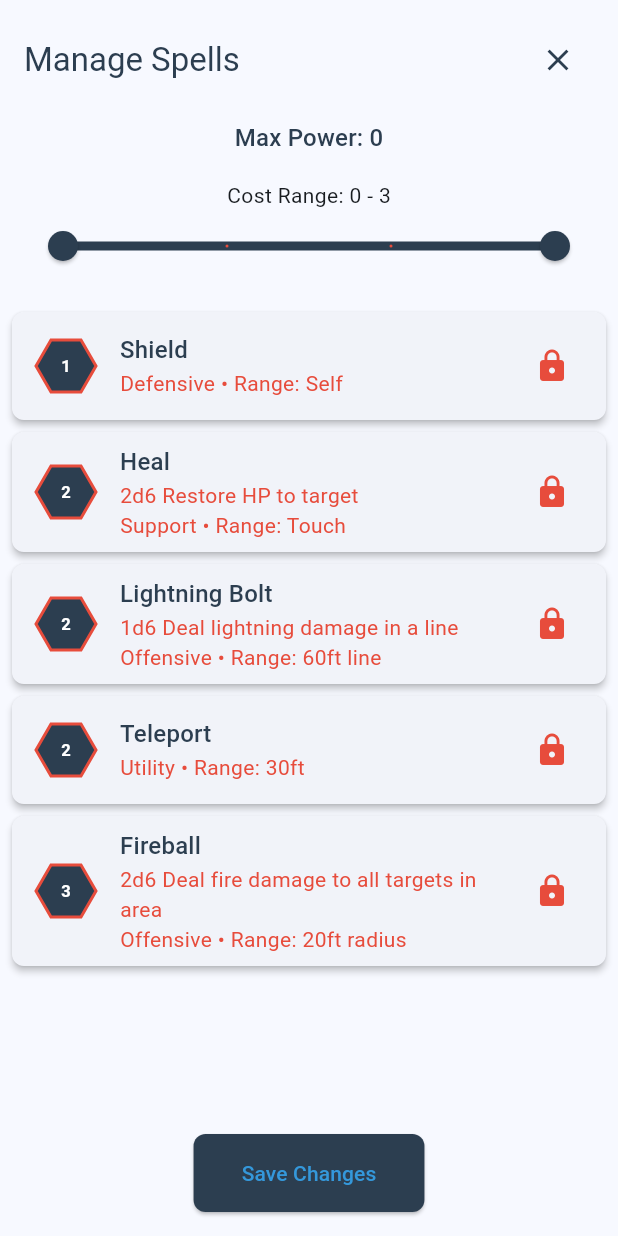
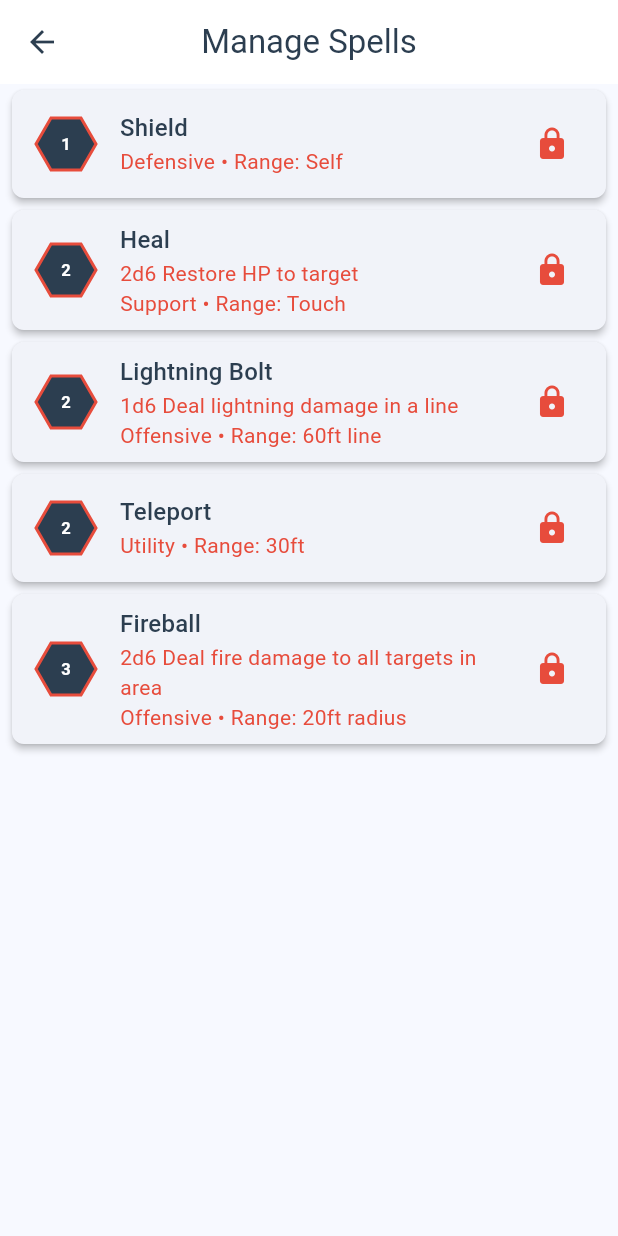
Before and after one commit to remideboer/titterpig, a Flutter app: the SpellSelectionScreen screen opened directly with empty values, on a phone screen of 412 x 824 dp. Run offline on Flutter 3.47's test engine with Material 3 defaults, Android fonts, the phone set to English and light mode, and no system bars; our stand-ins replace flutter_svg, shared_preferences; accounts and stored records are empty; network calls fail.

Commit message:
fix: improve spell list synchronization and persistence
               - Add onSpellsChanged callback to SpellSelectionScreen for real-time updates
               - Update character's spell list immediately when spells are added/removed
               - Fix state update during build phase by moving _loadSpells to post-frame callback
               - Remove save button and manual persistence in favor of automatic updates
               - Ensure character sheet and spell selection screen stay in sync

               The changes ensure that spell selections are immediately reflected in both
               the character sheet and spell selection screen, with proper state management
               and persistence.

```diff
--- a/lib/screens/spell_selection_screen.dart
+++ b/lib/screens/spell_selection_screen.dart
@@ -11,11 +11,13 @@ import 'spell_detail_screen.dart';
 class SpellSelectionScreen extends StatefulWidget {
   final List<Spell> selectedSpells;
   final Character character;
+  final Function(List<Spell>)? onSpellsChanged;
 
   const SpellSelectionScreen({
     super.key,
     required this.selectedSpells,
     required this.character,
+    this.onSpellsChanged,
   });
 
   @override
@@ -24,6 +26,7 @@ class SpellSelectionScreen extends StatefulWidget {
 
 class _SpellSelectionScreenState extends State<SpellSelectionScreen> {
   late List<Spell> _selectedSpells;
+  late Character _character;
   final LocalCharacterRepository _repository = LocalCharacterRepository();
   List<Spell> _availableSpells = [];
   bool _isLoading = true;
@@ -35,13 +38,19 @@ class _SpellSelectionScreenState extends State<SpellSelectionScreen> {
   void initState() {
     super.initState();
     _selectedSpells = List.from(widget.selectedSpells);
+    _character = widget.character;
     _searchController.addListener(_onSearchChanged);
+
+    // Schedule _loadSpells to run after the build is complete
+    WidgetsBinding.instance.addPostFrameCallback((_) {
+      _loadSpells();
+    });
   }
 
   @override
   void didChangeDependencies() {
     super.didChangeDependencies();
-    _loadSpells();
+    // Remove _loadSpells from here
   }
 
   @override
@@ -93,99 +102,67 @@ class _SpellSelectionScreenState extends State<SpellSelectionScreen> {
     });
   }
 
-  Future<void> _handleSpellSelection(Spell spell) async {
+  void _toggleSpellSelection(Spell spell) {
     setState(() {
-      if (_selectedSpells.any((s) => s.name == spell.name)) {
-        _selectedSpells.removeWhere((s) => s.name == spell.name);
+      if (_selectedSpells.contains(spell)) {
+        _selectedSpells.remove(spell);
+        _character.removeSpell(spell);
       } else {
         _selectedSpells.add(spell);
+        _character.addSpell(spell);
       }
+      // Notify parent of changes
+      widget.onSpellsChanged?.call(_selectedSpells);
     });
-
-    // Save changes immediately without closing
-    await _saveChanges(shouldNavigate: false);
-  }
-
-  Future<void> _saveChanges({bool shouldNavigate = true}) async {
-    final updatedCharacter = widget.character.copyWith(
-      spells: List<Spell>.from(_selectedSpells),
-    );
-    updatedCharacter.updateDerivedStats();
-    await _repository.updateCharacter(updatedCharacter);
-
-    if (shouldNavigate && mounted) {
-      Navigator.pop(context, updatedCharacter);
-    }
   }
 
   @override
   Widget build(BuildContext context) {
-    return WillPopScope(
-      onWillPop: () async {
-        await _saveChanges(shouldNavigate: false);
-        return true;
-      },
+    return Scaffold(
+      appBar: AppBar(
+        title: const Text('Manage Spells'),
+        elevation: 0,
+      ),
+      body: Column(
+        children: [
+          // Selected spells section
+          if (_selectedSpells.isNotEmpty) ...[
+            Container(
+              padding: const EdgeInsets.all(16),
+              decoration: BoxDecoration(
+                color: AppTheme.primaryColor.withOpacity(0.1),
+                border: Border(
+                  bottom: BorderSide(
+                    color: AppTheme.primaryColor.withOpacity(0.2),
+                  ),
+                ),
+              ),
               child: Column(
-        children: [
-          // Header with title and close button
-          Padding(
-            padding: const EdgeInsets.all(16.0),
-            child: Row(
-              mainAxisAlignment: MainAxisAlignment.spaceBetween,
+                crossAxisAlignment: CrossAxisAlignment.start,
                 children: [
                   Text(
-                  'Manage Spells',
-                  style: Theme.of(context).textTheme.titleLarge?.copyWith(
+                    'Selected Spells (${_selectedSpells.length})',
+                    style: Theme.of(context).textTheme.titleMedium?.copyWith(
                       color: AppTheme.primaryColor,
                     ),
                   ),
-                IconButton(
-                  icon: const Icon(Icons.close),
-                  color: AppTheme.primaryColor,
-                  onPressed: () {
-                    _saveChanges(shouldNavigate: false);
-                    Navigator.pop(context);
-                  },
+                  const SizedBox(height: 8),
+                  Wrap(
+                    spacing: 8,
+                    runSpacing: 8,
+                    children: _selectedSpells.map((spell) {
+                      return Chip(
+                        label: Text(spell.name),
+                        onDeleted: () => _toggleSpellSelection(spell),
+                        deleteIcon: const Icon(Icons.close, size: 18),
+                      );
+                    }).toList(),
                   ),
                 ],
               ),
             ),
-          // Max power display
-          Padding(
-            padding: const EdgeInsets.symmetric(horizontal: 16.0),
-            child: Text(
-              'Max Power: ${widget.character.powerStat.max}',
-              style: Theme.of(context).textTheme.titleMedium?.copyWith(
-                color: AppTheme.primaryColor,
-              ),
-            ),
-          ),
-          // Cost filter range slider
-          Padding(
-            padding: const EdgeInsets.all(16.0),
-            child: Column(
-              children: [
-                Text('Cost Range: ${_costRange.start.round()} - ${_costRange.end.round()}'),
-                RangeSlider(
-                  values: _costRange,
-                  min: 0,
-                  max: _maxCost,
-                  divisions: _maxCost > 0 ? _maxCost.toInt() : null,
-                  activeColor: AppTheme.primaryColor,
-                  inactiveColor: AppTheme.highlightColor,
-                  labels: RangeLabels(
-                    _costRange.start.round().toString(),
-                    _costRange.end.round().toString(),
-                  ),
-                  onChanged: (RangeValues values) {
-                    setState(() {
-                      _costRange = values;
-                    });
-                  },
-                ),
           ],
-            ),
-          ),
+          // Available spells list
           Expanded(
             child: _isLoading
               ? const Center(child: CircularProgressIndicator())
@@ -218,7 +195,7 @@ class _SpellSelectionScreenState extends State<SpellSelectionScreen> {
                       itemBuilder: (context, index) {
                         final spell = sortedSpells[index];
                         final isSelected = _selectedSpells.any((s) => s.name == spell.name);
-                        final canSelect = spell.cost <= widget.character.powerStat.max;
+                        final canSelect = spell.cost <= _character.powerStat.max;
 
                         return Card(
                           margin: const EdgeInsets.symmetric(horizontal: 8.0, vertical: 4.0),
@@ -249,12 +226,16 @@ class _SpellSelectionScreenState extends State<SpellSelectionScreen> {
                               ],
                             ),
                             trailing: isSelected
-                              ? Icon(Icons.check, color: AppTheme.primaryColor)
+                              ? IconButton(
+                                  icon: const Icon(Icons.check_circle),
+                                  color: AppTheme.primaryColor,
+                                  onPressed: () => _toggleSpellSelection(spell),
+                                )
                               : (canSelect
                                   ? IconButton(
-                                      icon: const Icon(Icons.add),
+                                      icon: const Icon(Icons.add_circle_outline),
                                       color: AppTheme.primaryColor,
-                                      onPressed: () => _handleSpellSelection(spell),
+                                      onPressed: () => _toggleSpellSelection(spell),
                                     )
                                   : Tooltip(
                                       message: 'Requires more power',
@@ -266,11 +247,8 @@ class _SpellSelectionScreenState extends State<SpellSelectionScreen> {
                                 MaterialPageRoute(
                                   builder: (context) => SpellDetailScreen(
                                     spell: spell,
-                                    onSpellSelected: (spell) {
-                                      if (canSelect) {
-                                        _handleSpellSelection(spell);
-                                      }
-                                    },
+                                    onSpellSelected: (_) {},
+                                    allowEditing: false,
                                   ),
                                 ),
                               );
@@ -280,19 +258,6 @@ class _SpellSelectionScreenState extends State<SpellSelectionScreen> {
                       },
                     );
                   },
-                ),
-          ),
-          // Save button
-          Padding(
-            padding: const EdgeInsets.all(16.0),
-            child: ElevatedButton(
-              onPressed: () => _saveChanges(shouldNavigate: true),
-              style: ElevatedButton.styleFrom(
-                backgroundColor: AppTheme.primaryColor,
-                foregroundColor: AppTheme.accentColor,
-                padding: const EdgeInsets.symmetric(horizontal: 32, vertical: 16),
-              ),
-              child: const Text('Save Changes'),
                 ),
           ),
         ],
```
Also changed, not shown: lib/screens/character_sheet_screen.dart (+8 -7 lines). Lines whose indentation alone changed are shown as unchanged.
